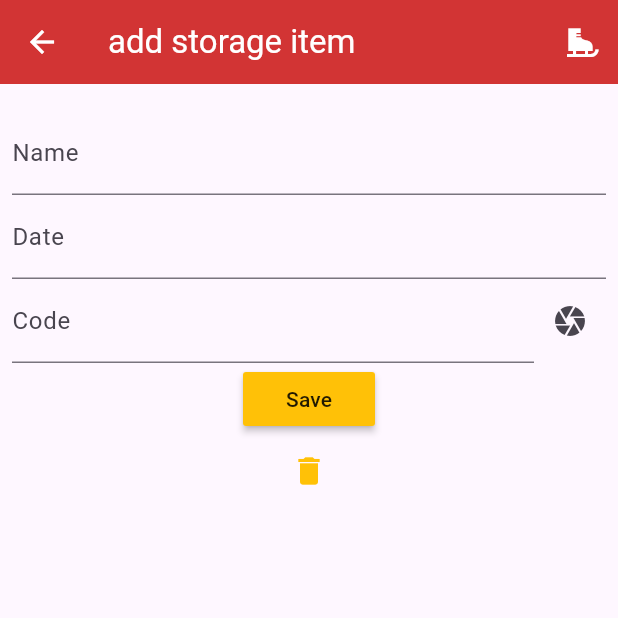
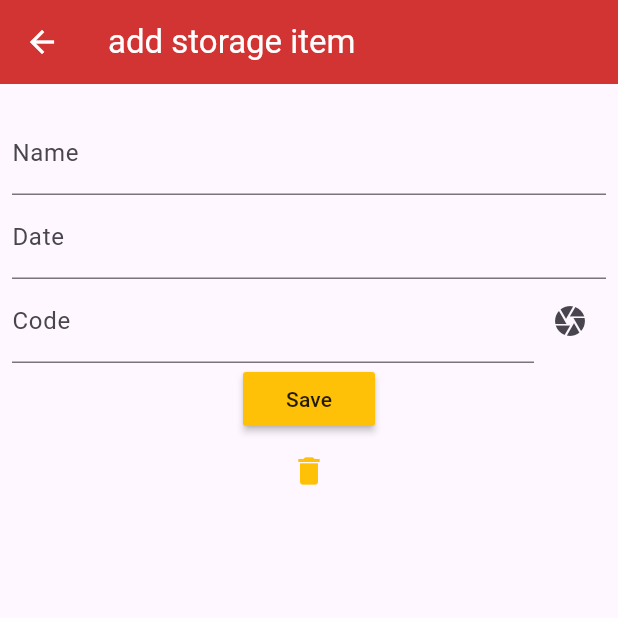
Before and after one commit to jeff06/cooking-friend, a Flutter app: the screen it shows after launch, after a tap on the "add" icon, on a phone screen of 412 x 824 dp, the top half of it. Run offline on Flutter 3.47's test engine with Material 3 defaults, Android fonts, the light colour scheme and no system bars; drawn by our look-alikes of flutter_form_builder; our stand-ins replace form_builder_validators, get, isar; missing offline and left inert: mobile_scanner; accounts and stored records are empty; generated files the repository leaves out were written again.

Commit message:
fix: edit icon + remove edit on add new storage item

```diff
--- a/lib/screens/storage/storage_management.dart
+++ b/lib/screens/storage/storage_management.dart
@@ -42,27 +42,32 @@ class _StorageManagementState extends State<StorageManagement> {
   Widget build(BuildContext context) {
     return Scaffold(
       appBar: AppBar(
-        actions: <Widget>[
+        actions:
+            storageController.action != StorageManagementAction.add.name.obs
+                ? <Widget>[
                     Obx(
                       () => IconButton(
                         icon: Icon(
                           storageController.action ==
                                   StorageManagementAction.view.name.obs
                               ? Icons.edit
-                    : Icons.ice_skating,
+                              : Icons.edit_outlined,
                           color: Colors.white,
                         ),
                         onPressed: () {
                           if (storageController.action ==
                               StorageManagementAction.view.name.obs) {
-                  storageController.updateAction(StorageManagementAction.edit);
+                            storageController
+                                .updateAction(StorageManagementAction.edit);
                           } else {
-                  storageController.updateAction(StorageManagementAction.view);
+                            storageController
+                                .updateAction(StorageManagementAction.view);
                           }
                         },
                       ),
                     )
-        ],
+                  ]
+                : [],
         leading: IconButton(
           onPressed: () {
             Navigator.pop(context);
```
Lines whose indentation alone changed are shown as unchanged.
